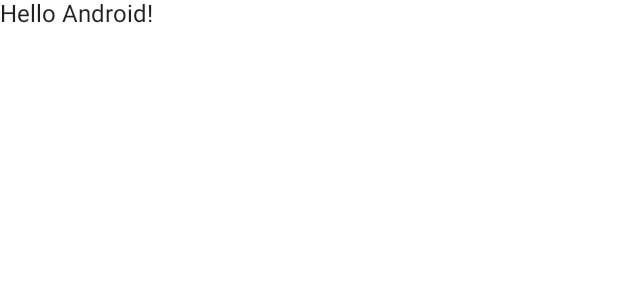
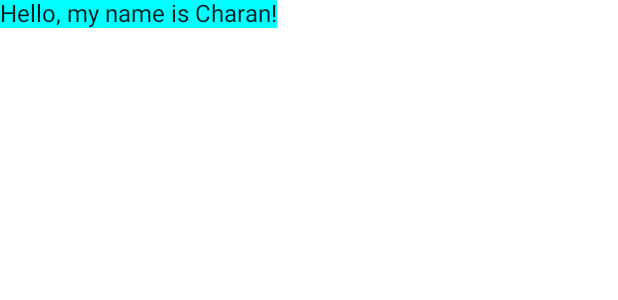
Before and after one commit to Charan1303/GreetingCard, an Android app built with Jetpack Compose: the @Preview function DefaultPreview, on a phone screen of 412 x 824 dp. Shown: the top 300 px of the screen. Run offline under Robolectric (Android 15) with nearby library versions, the phone set to English and light mode, and no system bars.

Commit message:
Updated text and changed background color

```diff
--- a/app/src/main/java/com/example/greetingcard/MainActivity.kt
+++ b/app/src/main/java/com/example/greetingcard/MainActivity.kt
@@ -9,6 +9,7 @@ import androidx.compose.material.Surface
 import androidx.compose.material.Text
 import androidx.compose.runtime.Composable
 import androidx.compose.ui.Modifier
+import androidx.compose.ui.graphics.Color
 import androidx.compose.ui.tooling.preview.Preview
 import com.example.greetingcard.ui.theme.GreetingCardTheme
 
@@ -21,7 +22,6 @@ class MainActivity : ComponentActivity() {
                 Surface(modifier = Modifier.fillMaxSize(), color = MaterialTheme.colors.background) {
                     Greeting("Android")
                 }
-//
             }
         }
     }
@@ -29,13 +29,15 @@ class MainActivity : ComponentActivity() {
 
 @Composable
 fun Greeting(name: String) {
-    Text(text = "Hello $name!")
+    Surface(color = Color.Cyan) {
+        Text(text = "Hello, my name is $name!")
+    }
 }
 
 @Preview(showBackground = true)
 @Composable
 fun DefaultPreview() {
     GreetingCardTheme {
-        Greeting("Android")
+        Greeting("Charan")
     }
 }
```
